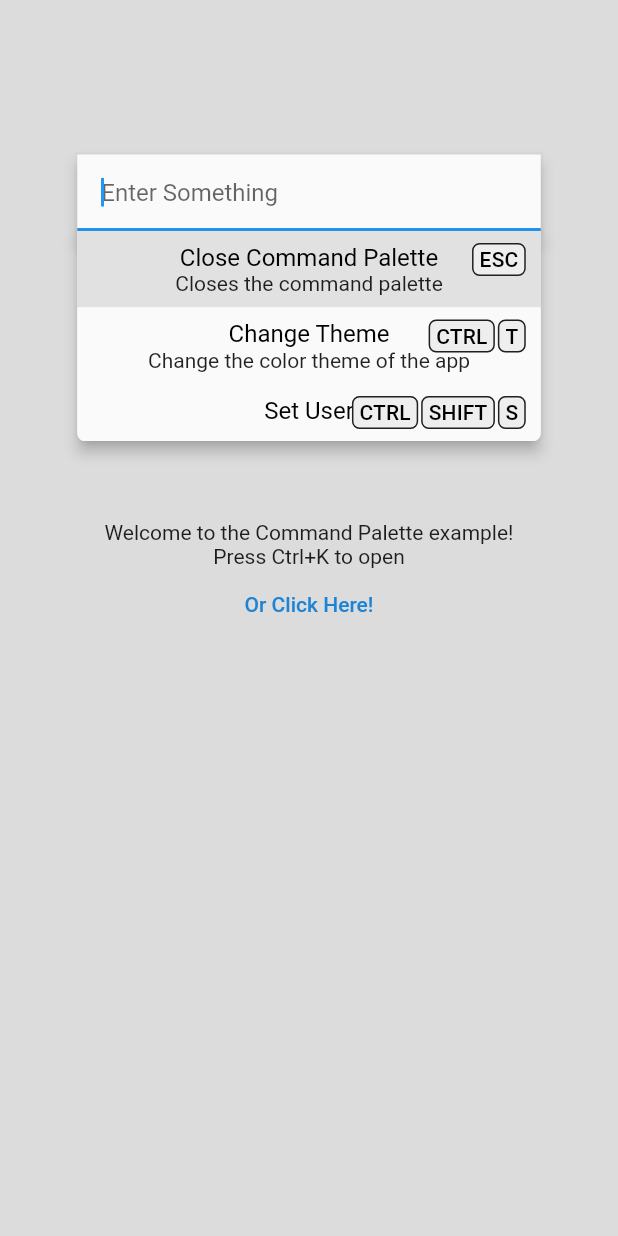
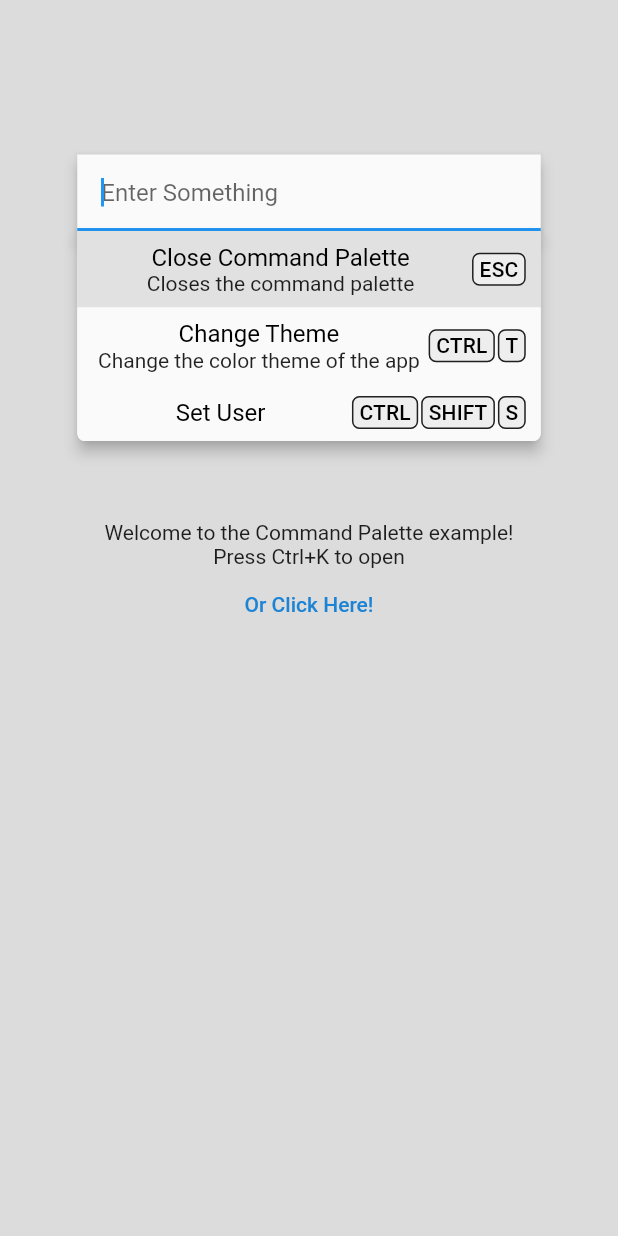
Before and after one commit to TNorbury/command_palette, a Flutter app: the screen it shows after launch, after a tap on "Or Click Here!", on a phone screen of 412 x 824 dp. Run offline on Flutter 3.47's test engine with Material 2 defaults, Android fonts, the phone set to English and light mode, and no system bars; drawn by our look-alikes of substring_highlight; missing offline and left inert: woozy_search.

Commit message:
Remove listview padding
fixes #5

```diff
--- a/lib/src/widgets/options/command_palette_options.dart
+++ b/lib/src/widgets/options/command_palette_options.dart
@@ -23,6 +23,7 @@ class CommandPaletteOptions extends StatelessWidget {
       clipBehavior: Clip.antiAlias,
       child: ListView.builder(
         shrinkWrap: true,
+        padding: const EdgeInsets.all(0),
         itemCount: actions.length,
         itemBuilder: (context, index) {
           final CommandPaletteAction item = actions[index];
@@ -131,9 +132,11 @@ final ActionBuilder kDefaultBuilder = (
                     )
                     .toList());
           }
-          return Stack(
+          return Row(
+            mainAxisSize: MainAxisSize.min,
             children: [
-              Column(
+              Flexible(
+                child: Column(
                   mainAxisSize: MainAxisSize.min,
                   children: [
                     Row(
@@ -154,6 +157,7 @@ final ActionBuilder kDefaultBuilder = (
                       ),
                   ],
                 ),
+              ),
               if (shortcuts != null)
                 Align(
                   alignment: Alignment.centerRight,
```
Also changed, not shown: 1 other file. Lines whose indentation alone changed are shown as unchanged.
